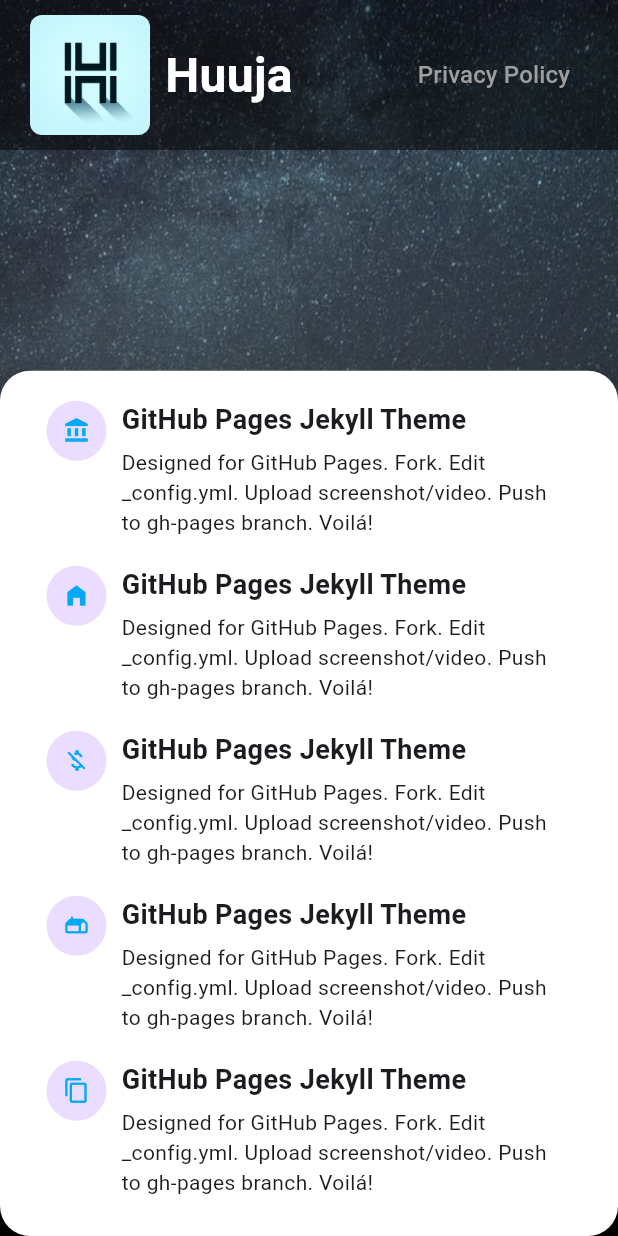
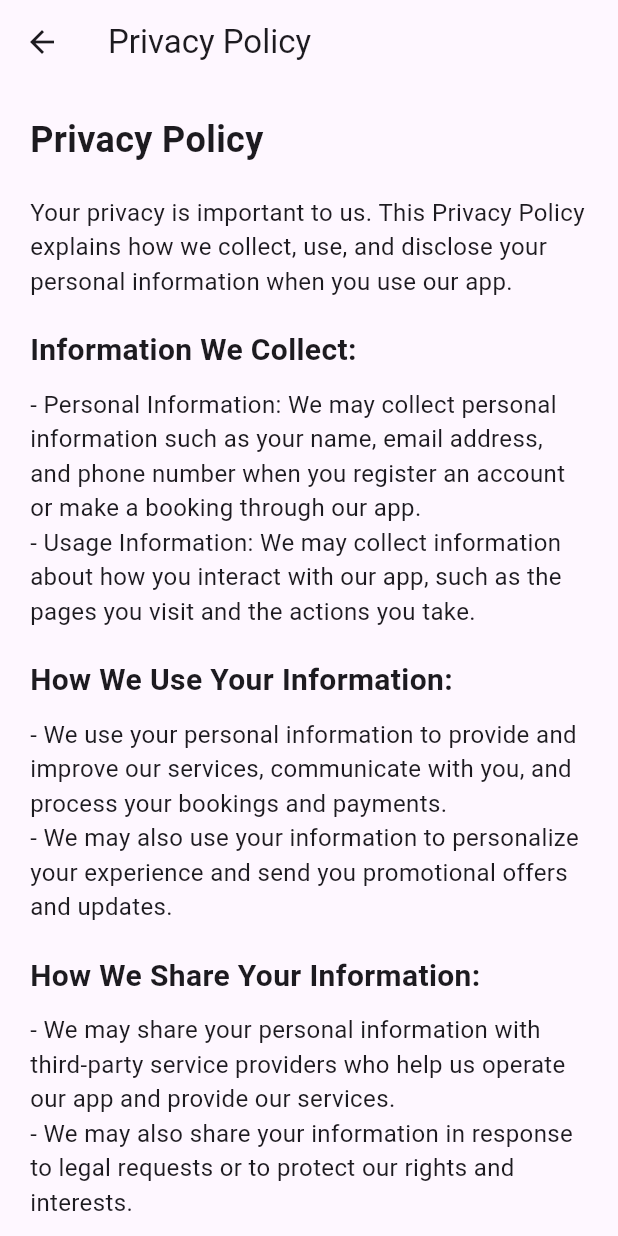
Before and after one commit to Dev-AshutoshKumar/HuujaLandingPage, a Flutter app: the screen it shows after launch, after a tap on "Privacy Policy", on a phone screen of 412 x 824 dp. Run offline on Flutter 3.47's test engine with Material 3 defaults, Android fonts, the phone set to English and light mode, and no system bars.

Commit message:
Finilize data

```diff
--- a/lib/custom_card.dart
+++ b/lib/custom_card.dart
@@ -9,7 +9,7 @@ class CustomCard extends StatelessWidget {
   @override
   Widget build(BuildContext context) {
     return SizedBox(
-      height: 100,
+      height: 160,
       width: 350,
       child: Row(
         crossAxisAlignment: CrossAxisAlignment.start,
--- a/lib/landing_page.dart
+++ b/lib/landing_page.dart
@@ -1,7 +1,7 @@
 import 'package:flutter/material.dart';
-
 import 'package:hauja/custom_card.dart';
 import 'package:hauja/generated/assets.dart';
+import 'package:hauja/privacy_policy.dart';
 
 class LandingPage extends StatefulWidget {
   const LandingPage({super.key});
@@ -37,8 +37,9 @@ class _LandingPageState extends State<LandingPage> {
                 ),
                 Column(
                   children: [
-                    Container(
+                    SizedBox(
                       height: size.height * 0.3,
+                      child: SingleChildScrollView(
                         child: Column(
                           children: [
                             Container(
@@ -63,20 +64,45 @@ class _LandingPageState extends State<LandingPage> {
                                       ),
                                       const Text(
                                         "Huuja",
-                                      style: TextStyle(color: Colors.white, fontSize: 32, fontWeight: FontWeight.bold),
+                                        style:
+                                            TextStyle(color: Colors.white, fontSize: 32, fontWeight: FontWeight.bold),
                                       ),
                                     ],
                                   ),
                                   TextButton(
-                                    onPressed: () {},
+                                      onPressed: () {
+                                        Navigator.push(context, MaterialPageRoute(builder: (_) => PrivacyPolicyPage()));
+                                      },
                                       child: const Text(
                                         "Privacy Policy",
                                         style: TextStyle(fontSize: 16, color: Colors.grey),
                                       ))
                                 ],
                               ),
+                            ),
+                            const SizedBox(
+                              height: 25,
+                            ),
+                            Padding(
+                              padding: const EdgeInsets.symmetric(horizontal: 20),
+                              child: Row(
+                                mainAxisAlignment: MainAxisAlignment.spaceEvenly,
+                                children: [
+                                  Image.asset(
+                                    Assets.assetsPlaystore,
+                                    height: 70,
+                                    width: 200,
+                                    fit: BoxFit.fill,
+                                  ),
+                                  const SizedBox(
+                                    width: 20,
+                                  ),
+                                  Image.asset(Assets.assetsAppstore, height: 70, width: 200, fit: BoxFit.fill),
+                                ],
+                              ),
                             )
                           ],
+                        ),
                       ),
                     ),
                     Container(
@@ -87,38 +113,49 @@ class _LandingPageState extends State<LandingPage> {
                         color: Colors.white,
                         borderRadius: BorderRadius.circular(20),
                       ),
-                      child: const Wrap(
+                      child: const SingleChildScrollView(
+                        child: Column(
+                          children: [
+                            Wrap(
                               crossAxisAlignment: WrapCrossAlignment.center,
                               alignment: WrapAlignment.center,
                               runSpacing: 10,
                               spacing: 10,
                               children: [
                                 CustomCard(
-                              title: "GitHub Pages Jekyll Theme",
+                                    title: "Streamline Check-ins",
                                     content:
-                                  "Designed for GitHub Pages. Fork. Edit _config.yml. Upload screenshot/video. Push to gh-pages branch. Voilá!",
-                              icons: Icons.account_balance),
+                                        "Say goodbye to long queues and paperwork. With Huuja, you can effortlessly streamline the check-in process for your guests. Simply input their details and preferences into our intuitive interface, and let Huuja handle the rest.",
+                                    icons: Icons.fact_check_outlined),
                                 CustomCard(
-                              title: "GitHub Pages Jekyll Theme",
+                                    title: "Enhanced Security",
                                     content:
-                                  "Designed for GitHub Pages. Fork. Edit _config.yml. Upload screenshot/video. Push to gh-pages branch. Voilá!",
-                              icons: Icons.home_filled),
+                                        "Rest easy knowing that your guests' data is secure with Huuja's advanced security features. We take data protection seriously and ensure that your guests' information is safeguarded at all times.",
+                                    icons: Icons.security_rounded),
                                 CustomCard(
-                              title: "GitHub Pages Jekyll Theme",
+                                    title: "Efficient Guest Management",
                                     content:
-                                  "Designed for GitHub Pages. Fork. Edit _config.yml. Upload screenshot/video. Push to gh-pages branch. Voilá!",
-                              icons: Icons.money_off),
+                                        "Keep track of all your guests' information in one centralized location. From contact details to room preferences, Huuja helps you stay organized and provides quick access to guest information whenever you need it.",
+                                    icons: Icons.manage_accounts_rounded),
                                 CustomCard(
-                              title: "GitHub Pages Jekyll Theme",
+                                    title: "Seamless Payment Processing",
                                     content:
-                                  "Designed for GitHub Pages. Fork. Edit _config.yml. Upload screenshot/video. Push to gh-pages branch. Voilá!",
-                              icons: Icons.gite_rounded),
+                                        "Collect payments from your guests with ease using Huuja's integrated payment system. Whether it's room charges, additional services, or deposits, Huuja ensures secure and hassle-free transactions every time.",
+                                    icons: Icons.payment_rounded),
                                 CustomCard(
-                              title: "GitHub Pages Jekyll Theme",
+                                    title: "Personalized Service",
                                     content:
-                                  "Designed for GitHub Pages. Fork. Edit _config.yml. Upload screenshot/video. Push to gh-pages branch. Voilá!",
-                              icons: Icons.copy),
+                                        "Delight your guests with personalized service tailored to their individual needs. With Huuja, you can easily record special requests, preferences, and feedback, allowing you to provide a memorable and enjoyable experience for every guest.",
+                                    icons: Icons.miscellaneous_services),
+                                CustomCard(
+                                    title: "Real-time Updates",
+                                    content:
+                                        "Stay informed and up-to-date with real-time updates on room availability, bookings, and payments. Huuja's dashboard provides instant access to critical information, empowering you to make informed decisions and manage your hotel more effectively.",
+                                    icons: Icons.restart_alt),
                               ],
+                            ),
+                          ],
+                        ),
                       ),
                     ),
                   ],
--- /dev/null
+++ b/lib/privacy_policy.dart
@@ -0,0 +1,135 @@
+import 'package:flutter/material.dart';
+
+class PrivacyPolicyPage extends StatelessWidget {
+  const PrivacyPolicyPage({super.key});
+
+  @override
+  Widget build(BuildContext context) {
+    return Scaffold(
+      appBar: AppBar(
+        title:const Text('Privacy Policy'),
+      ),
+      body:const SingleChildScrollView(
+        padding: EdgeInsets.all(20.0),
+        child: Column(
+          crossAxisAlignment: CrossAxisAlignment.start,
+          children: [
+            Text(
+              'Privacy Policy',
+              style: TextStyle(
+                fontSize: 24.0,
+                fontWeight: FontWeight.bold,
+              ),
+            ),
+            SizedBox(height: 20.0),
+            Text(
+              'Your privacy is important to us. This Privacy Policy explains how we collect, use, and disclose your personal information when you use our app.',
+              style: TextStyle(
+                fontSize: 16.0,
+              ),
+            ),
+            SizedBox(height: 20.0),
+            Text(
+              'Information We Collect:',
+              style: TextStyle(
+                fontSize: 20.0,
+                fontWeight: FontWeight.bold,
+              ),
+            ),
+            SizedBox(height: 10.0),
+            Text(
+              '- Personal Information: We may collect personal information such as your name, email address, and phone number when you register an account or make a booking through our app.',
+              style: TextStyle(
+                fontSize: 16.0,
+              ),
+            ),
+            Text(
+              '- Usage Information: We may collect information about how you interact with our app, such as the pages you visit and the actions you take.',
+              style: TextStyle(
+                fontSize: 16.0,
+              ),
+            ),
+            SizedBox(height: 20.0),
+            Text(
+              'How We Use Your Information:',
+              style: TextStyle(
+                fontSize: 20.0,
+                fontWeight: FontWeight.bold,
+              ),
+            ),
+            SizedBox(height: 10.0),
+            Text(
+              '- We use your personal information to provide and improve our services, communicate with you, and process your bookings and payments.',
+              style: TextStyle(
+                fontSize: 16.0,
+              ),
+            ),
+            Text(
+              '- We may also use your information to personalize your experience and send you promotional offers and updates.',
+              style: TextStyle(
+                fontSize: 16.0,
+              ),
+            ),
+            SizedBox(height: 20.0),
+            Text(
+              'How We Share Your Information:',
+              style: TextStyle(
+                fontSize: 20.0,
+                fontWeight: FontWeight.bold,
+              ),
+            ),
+            SizedBox(height: 10.0),
+            Text(
+              '- We may share your personal information with third-party service providers who help us operate our app and provide our services.',
+              style: TextStyle(
+                fontSize: 16.0,
+              ),
+            ),
+            Text(
+              '- We may also share your information in response to legal requests or to protect our rights and interests.',
+              style: TextStyle(
+                fontSize: 16.0,
+              ),
+            ),
+            SizedBox(height: 20.0),
+            Text(
+              'Your Choices:',
+              style: TextStyle(
+                fontSize: 20.0,
+                fontWeight: FontWeight.bold,
+              ),
+            ),
+            SizedBox(height: 10.0),
+            Text(
+              '- You can update your account information and communication preferences at any time by logging into your account settings.',
+              style: TextStyle(
+                fontSize: 16.0,
+              ),
+            ),
+            Text(
+              '- You can also opt out of receiving promotional emails and notifications from us.',
+              style: TextStyle(
+                fontSize: 16.0,
+              ),
+            ),
+            SizedBox(height: 20.0),
+            Text(
+              'Contact Us:',
+              style: TextStyle(
+                fontSize: 20.0,
+                fontWeight: FontWeight.bold,
+              ),
+            ),
+            SizedBox(height: 10.0),
+            Text(
+              'If you have any questions or concerns about our Privacy Policy, please contact us at support@huuja.com.',
+              style: TextStyle(
+                fontSize: 16.0,
+              ),
+            ),
+          ],
+        ),
+      ),
+    );
+  }
+}
```
Also changed, not shown: 3 other files. Lines whose indentation alone changed are shown as unchanged.
